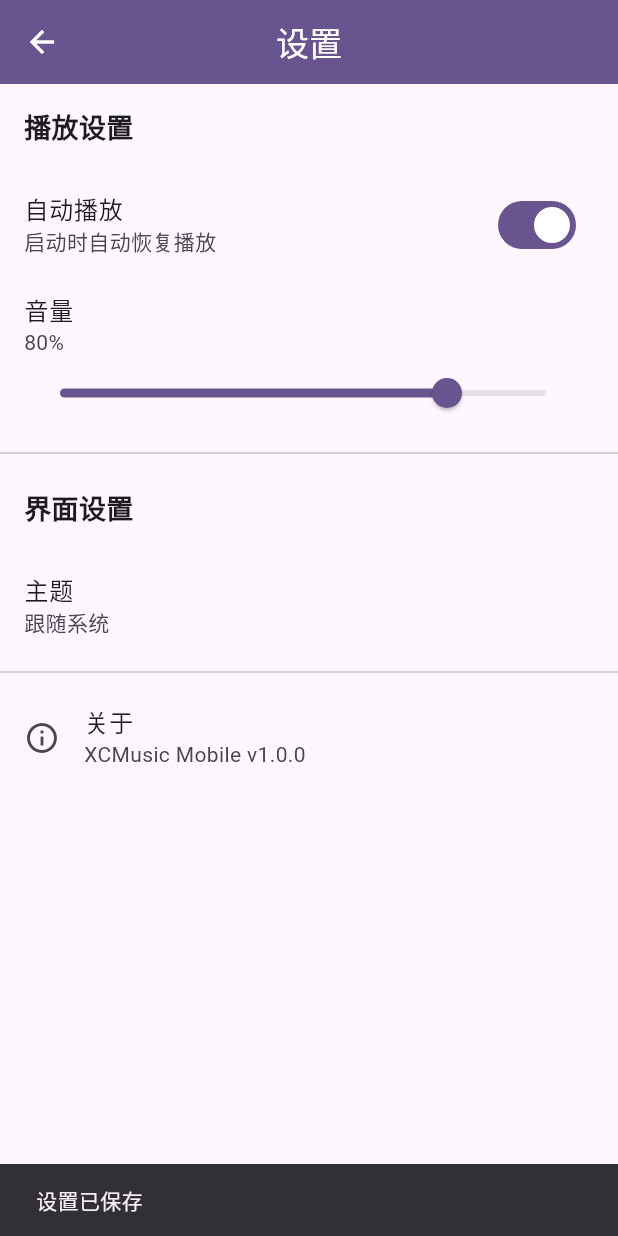
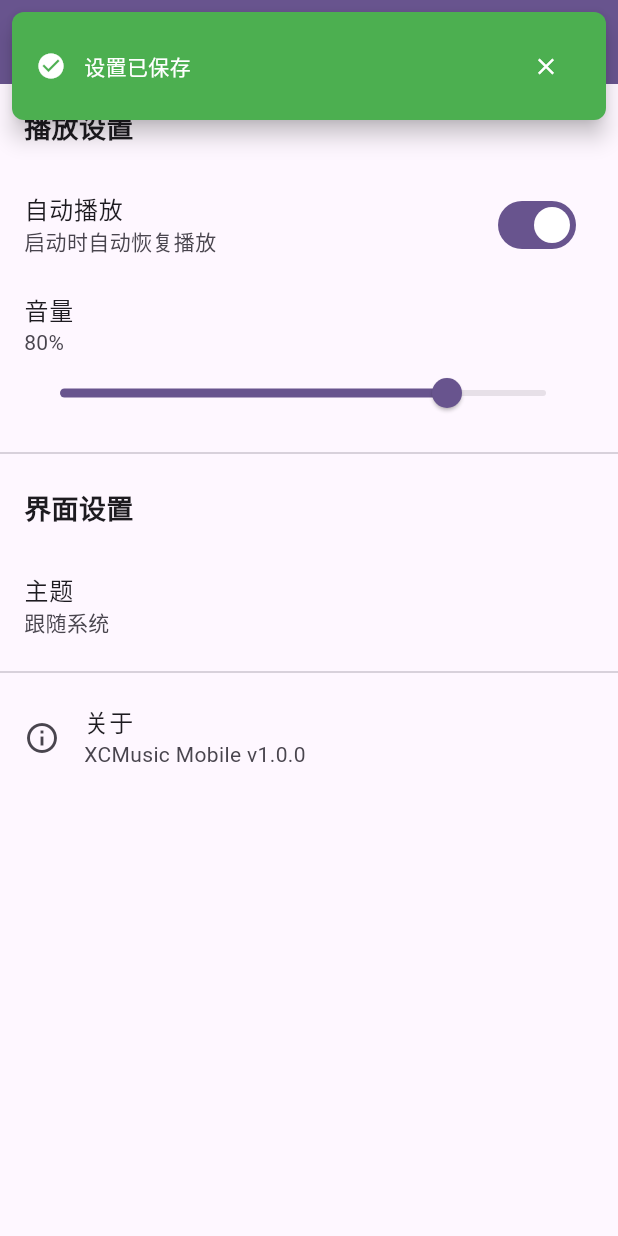
Before and after one commit to yiktllw/XCMusic-Mobile, a Flutter app: the SettingsPage screen opened directly, after a tap on "自动播放", on a phone screen of 412 x 824 dp. Run offline on Flutter 3.47's test engine with Material 3 defaults, Android fonts, the phone set to English and light mode, and no system bars; our stand-ins replace audioplayers, flutter_secure_storage, logger, qr_flutter, shared_preferences; missing offline and left inert: netease_cloud_music_api; accounts and stored records are empty.

Commit message:
feat: add top banner; remove SnakeBar

```diff
--- a/lib/pages/settings_page.dart
+++ b/lib/pages/settings_page.dart
@@ -5,6 +5,7 @@ import 'package:shared_preferences/shared_preferences.dart';
 import 'package:provider/provider.dart';
 import 'package:xcmusic_mobile/utils/app_logger.dart';
 import '../services/theme_service.dart';
+import '../utils/top_banner.dart';
 
 class SettingsPage extends StatefulWidget {
   const SettingsPage({super.key});
@@ -68,8 +69,9 @@ class _SettingsPageState extends State<SettingsPage> {
         AppLogger.info('设置已保存: auto_play=$_autoPlay, volume=$_volume');
 
         if (mounted) {
-          ScaffoldMessenger.of(context).showSnackBar(
-            const SnackBar(content: Text('设置已保存')),
+          TopBanner.showSuccess(
+            context,
+            '设置已保存',
           );
         }
         return; // 成功保存，退出重试循环
@@ -82,8 +84,9 @@ class _SettingsPageState extends State<SettingsPage> {
         } else {
           AppLogger.info('多次尝试后仍无法保存设置');
           if (mounted) {
-            ScaffoldMessenger.of(context).showSnackBar(
-              const SnackBar(content: Text('设置保存失败，请稍后重试')),
+            TopBanner.showError(
+              context,
+              '设置保存失败，请稍后重试',
             );
           }
         }
--- /dev/null
+++ b/lib/utils/top_banner.dart
@@ -0,0 +1,249 @@
+import 'package:flutter/material.dart';
+
+/// 顶部消息横幅工具类
+class TopBanner {
+  static OverlayEntry? _currentEntry;
+
+  /// 显示顶部消息横幅
+  static void show(
+    BuildContext context,
+    String message, {
+    Duration duration = const Duration(seconds: 3),
+    Color? backgroundColor,
+    Color? textColor,
+    IconData? icon,
+    VoidCallback? onTap,
+  }) {
+    // 如果已有横幅显示，先移除
+    hide();
+
+    final overlay = Overlay.of(context);
+    final theme = Theme.of(context);
+
+    _currentEntry = OverlayEntry(
+      builder: (context) => _BannerWidget(
+        message: message,
+        backgroundColor: backgroundColor ?? theme.colorScheme.inverseSurface,
+        textColor: textColor ?? theme.colorScheme.onInverseSurface,
+        icon: icon,
+        onTap: onTap,
+        onDismiss: hide,
+      ),
+    );
+
+    overlay.insert(_currentEntry!);
+
+    // 自动隐藏
+    Future.delayed(duration, () {
+      hide();
+    });
+  }
+
+  /// 显示成功消息
+  static void showSuccess(
+    BuildContext context,
+    String message, {
+    Duration duration = const Duration(seconds: 3),
+  }) {
+    show(
+      context,
+      message,
+      duration: duration,
+      backgroundColor: Colors.green,
+      textColor: Colors.white,
+      icon: Icons.check_circle,
+    );
+  }
+
+  /// 显示错误消息
+  static void showError(
+    BuildContext context,
+    String message, {
+    Duration duration = const Duration(seconds: 4),
+  }) {
+    show(
+      context,
+      message,
+      duration: duration,
+      backgroundColor: Colors.red,
+      textColor: Colors.white,
+      icon: Icons.error,
+    );
+  }
+
+  /// 显示警告消息
+  static void showWarning(
+    BuildContext context,
+    String message, {
+    Duration duration = const Duration(seconds: 3),
+  }) {
+    show(
+      context,
+      message,
+      duration: duration,
+      backgroundColor: Colors.orange,
+      textColor: Colors.white,
+      icon: Icons.warning,
+    );
+  }
+
+  /// 显示信息消息
+  static void showInfo(
+    BuildContext context,
+    String message, {
+    Duration duration = const Duration(seconds: 3),
+  }) {
+    show(
+      context,
+      message,
+      duration: duration,
+      backgroundColor: Colors.blue,
+      textColor: Colors.white,
+      icon: Icons.info,
+    );
+  }
+
+  /// 隐藏当前横幅
+  static void hide() {
+    _currentEntry?.remove();
+    _currentEntry = null;
+  }
+}
+
+/// 横幅widget
+class _BannerWidget extends StatefulWidget {
+  final String message;
+  final Color backgroundColor;
+  final Color textColor;
+  final IconData? icon;
+  final VoidCallback? onTap;
+  final VoidCallback onDismiss;
+
+  const _BannerWidget({
+    required this.message,
+    required this.backgroundColor,
+    required this.textColor,
+    this.icon,
+    this.onTap,
+    required this.onDismiss,
+  });
+
+  @override
+  State<_BannerWidget> createState() => _BannerWidgetState();
+}
+
+class _BannerWidgetState extends State<_BannerWidget>
+    with SingleTickerProviderStateMixin {
+  late AnimationController _controller;
+  late Animation<Offset> _slideAnimation;
+  late Animation<double> _fadeAnimation;
+
+  @override
+  void initState() {
+    super.initState();
+    _controller = AnimationController(
+      duration: const Duration(milliseconds: 300),
+      vsync: this,
+    );
+
+    _slideAnimation = Tween<Offset>(
+      begin: const Offset(0, -1),
+      end: Offset.zero,
+    ).animate(CurvedAnimation(
+      parent: _controller,
+      curve: Curves.easeOut,
+    ));
+
+    _fadeAnimation = Tween<double>(
+      begin: 0.0,
+      end: 1.0,
+    ).animate(CurvedAnimation(
+      parent: _controller,
+      curve: Curves.easeOut,
+    ));
+
+    _controller.forward();
+  }
+
+  @override
+  void dispose() {
+    _controller.dispose();
+    super.dispose();
+  }
+
+  void _dismiss() {
+    _controller.reverse().then((_) {
+      widget.onDismiss();
+    });
+  }
+
+  @override
+  Widget build(BuildContext context) {
+    return Positioned(
+      top: 0,
+      left: 0,
+      right: 0,
+      child: SlideTransition(
+        position: _slideAnimation,
+        child: FadeTransition(
+          opacity: _fadeAnimation,
+          child: SafeArea(
+            child: Container(
+              margin: const EdgeInsets.all(8),
+              child: Material(
+                elevation: 6,
+                borderRadius: BorderRadius.circular(8),
+                color: widget.backgroundColor,
+                child: InkWell(
+                  onTap: widget.onTap,
+                  borderRadius: BorderRadius.circular(8),
+                  child: Container(
+                    padding: const EdgeInsets.symmetric(
+                      horizontal: 16,
+                      vertical: 12,
+                    ),
+                    child: Row(
+                      children: [
+                        if (widget.icon != null) ...[
+                          Icon(
+                            widget.icon,
+                            color: widget.textColor,
+                            size: 20,
+                          ),
+                          const SizedBox(width: 12),
+                        ],
+                        Expanded(
+                          child: Text(
+                            widget.message,
+                            style: TextStyle(
+                              color: widget.textColor,
+                              fontSize: 14,
+                              fontWeight: FontWeight.w500,
+                            ),
+                          ),
+                        ),
+                        IconButton(
+                          icon: Icon(
+                            Icons.close,
+                            color: widget.textColor,
+                            size: 18,
+                          ),
+                          onPressed: _dismiss,
+                          constraints: const BoxConstraints(
+                            minWidth: 32,
+                            minHeight: 32,
+                          ),
+                          padding: EdgeInsets.zero,
+                        ),
+                      ],
+                    ),
+                  ),
+                ),
+              ),
+            ),
+          ),
+        ),
+      ),
+    );
+  }
+}
```
Also changed, not shown: lib/pages/debug_page.dart (+21 -29 lines), lib/pages/playlist_detail_page.dart (+12 -20 lines), lib/pages/profile_page.dart (+14 -11 lines), lib/widgets/bottom_player_bar.dart (+5 -5 lines), lib/widgets/common_drawer.dart (+7 -4 lines), lib/widgets/virtual_song_list.dart (+152 -7 lines).
